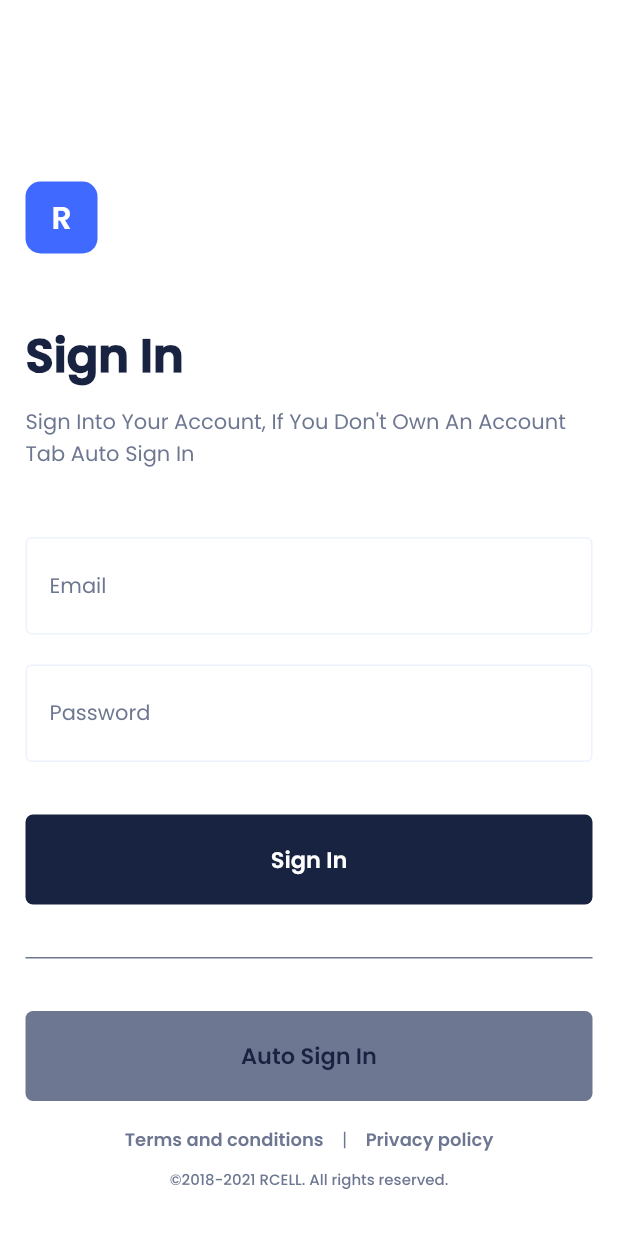
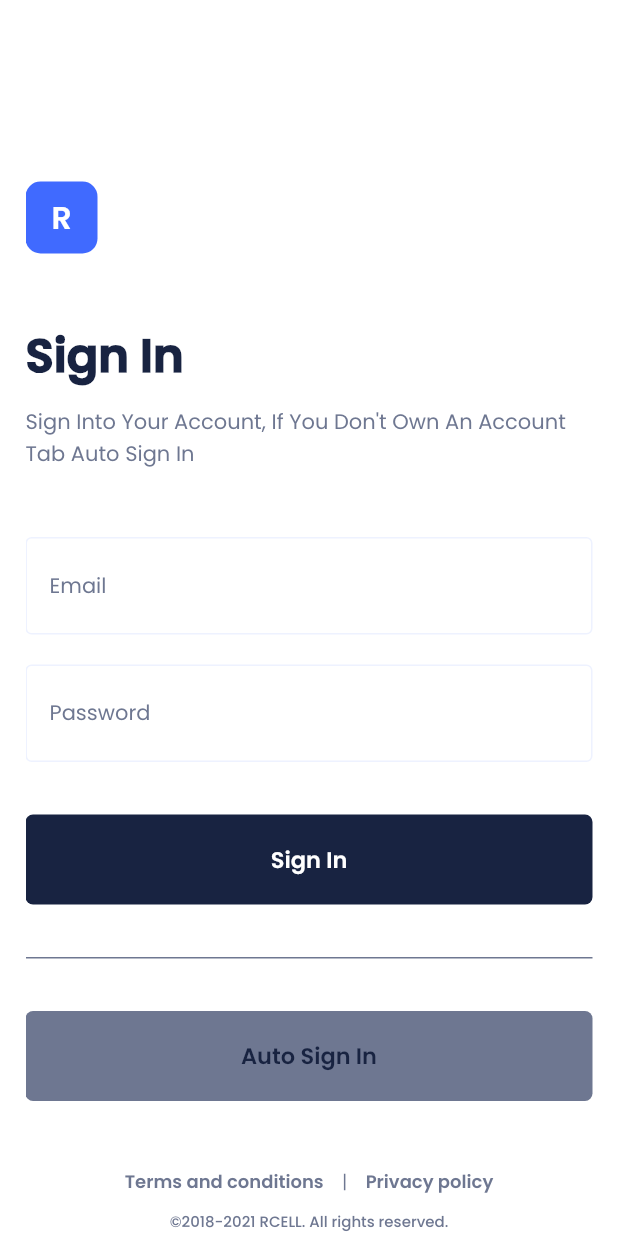
Before and after one commit to HamaDevek/rcell, a Flutter app: the SignInScreen screen opened by its route, on a phone screen of 412 x 824 dp. Run offline on Flutter 3.47's test engine with Material 2 defaults, Android fonts, the phone set to English and light mode, and no system bars; our stand-ins replace lottie.

Commit message:
Update signin_screen.dart

```diff
--- a/lib/app/signin_screen.dart
+++ b/lib/app/signin_screen.dart
@@ -32,6 +32,7 @@ class _SignInScreenState extends State<SignInScreen> {
         child: Center(
           child: Padding(
             padding: const EdgeInsets.symmetric(horizontal: 17),
+            child: SingleChildScrollView(
               child: Column(
                 mainAxisAlignment: MainAxisAlignment.spaceBetween,
                 children: [
@@ -86,7 +87,8 @@ class _SignInScreenState extends State<SignInScreen> {
                         child: Text(labels['btn.signin'] ?? ''),
                         fontWeight: FontWeight.w700,
                         onPress: () {
-                        Navigator.of(context).pushReplacementNamed('/success');
+                          Navigator.of(context)
+                              .pushReplacementNamed('/success');
                         },
                       ),
                       Container(
@@ -107,8 +109,12 @@ class _SignInScreenState extends State<SignInScreen> {
                       ),
                     ],
                   ),
+                  SizedBox(
+                    height: 45,
+                  ),
                   FooterComponent(),
                 ],
+              ),
             ),
           ),
         ),
```
Lines whose indentation alone changed are shown as unchanged.
